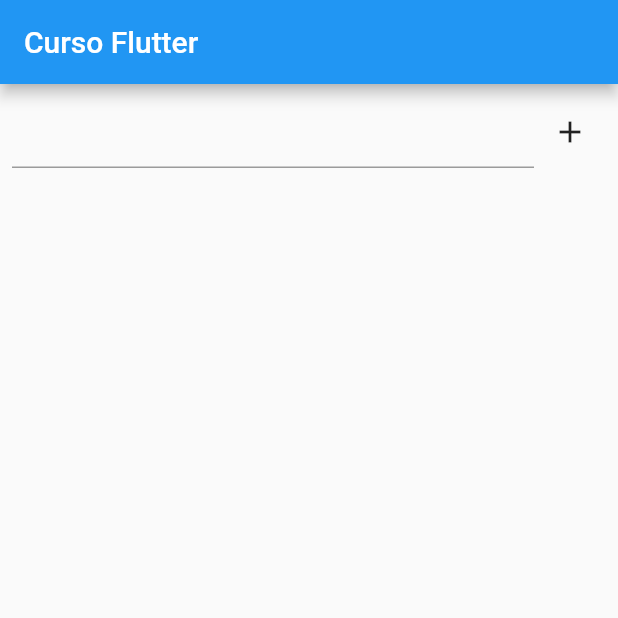
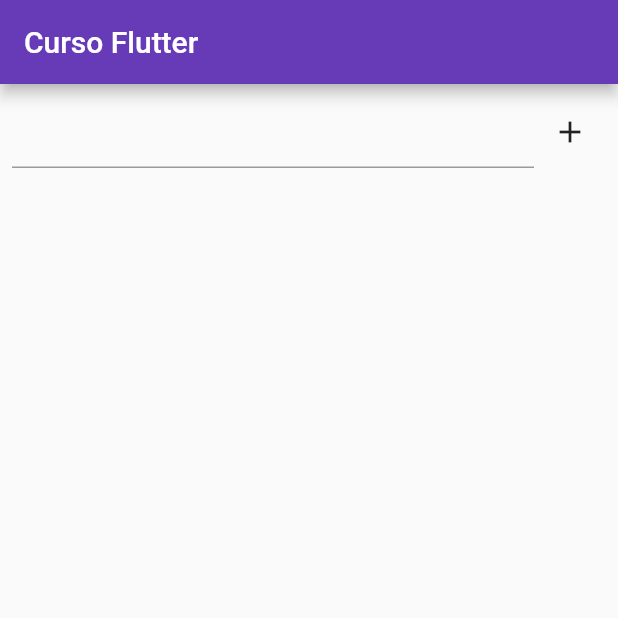
Before and after one commit to fercguerra/app_flutterando, a Flutter app: the screen it shows after launch, on a phone screen of 412 x 824 dp, the top half of it. Run offline on Flutter 3.47's test engine with Material 2 defaults, Android fonts, the phone set to English and light mode, and no system bars; missing offline and left inert: dart:js.

Commit message:
Alterações

```diff
--- a/lib/main.dart
+++ b/lib/main.dart
@@ -25,7 +25,16 @@
   Widget build(BuildContext context) {
     return Scaffold(
       appBar: AppBar(
-        title: const Text('Curso Flutter'),
+
+        backgroundColor: Colors.deepPurple,
+        title: const Text(
+          'Curso Flutter',
+
+          style: TextStyle(
+            color: Colors.white,
+          ),
+          textAlign: TextAlign.center,
+        ),
       ),
       body: Column(
         children: [
```
